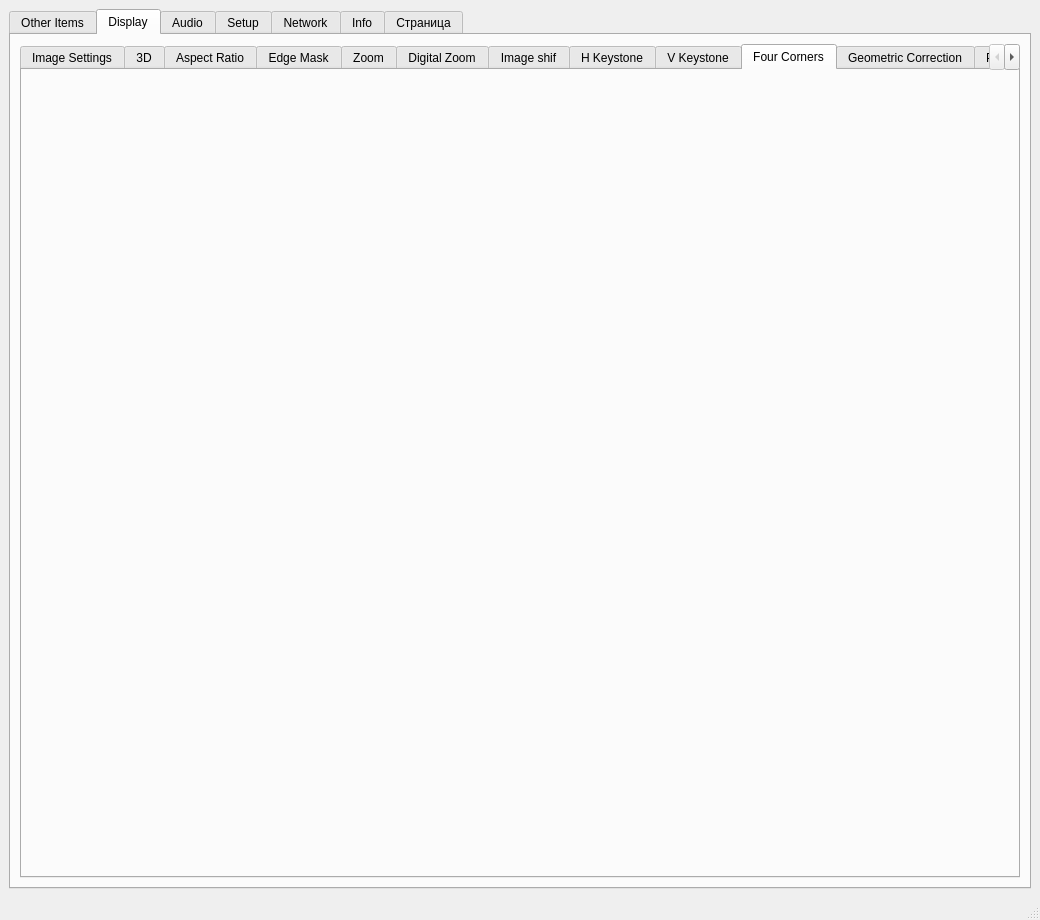
SergS-cod/imul, file mainwindow.ui: the form before one commit.
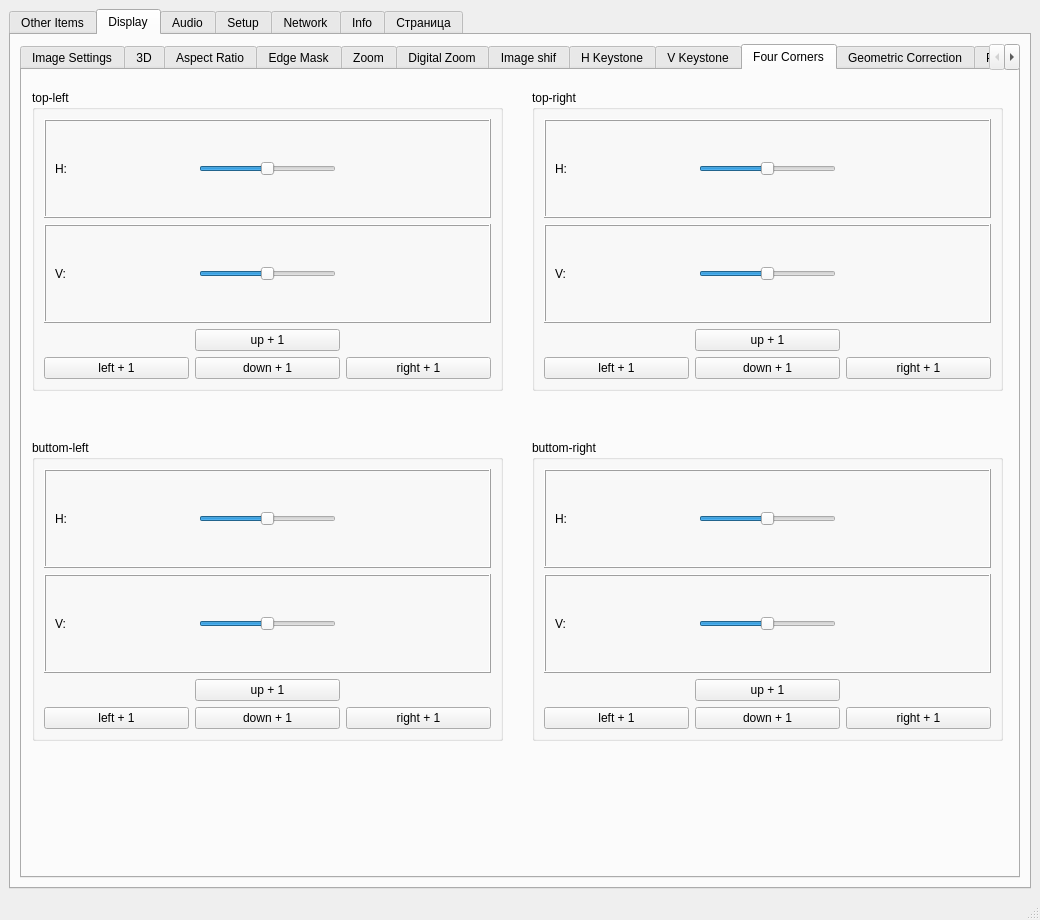
The form after the commit. The open tabs and pages were chosen to show the change.

```diff
--- a/mainwindow.ui
+++ b/mainwindow.ui
@@ -673,6 +673,562 @@
            <attribute name="title">
             <string>Four Corners</string>
            </attribute>
+           <widget class="QGroupBox" name="groupBox">
+            <property name="geometry">
+             <rect>
+              <x>10</x>
+              <y>20</y>
+              <width>471</width>
+              <height>301</height>
+             </rect>
+            </property>
+            <property name="title">
+             <string>top-left</string>
+            </property>
+            <layout class="QGridLayout" name="gridLayout_7">
+             <item row="2" column="1">
+              <widget class="QPushButton" name="pushButton_Four_Corners_top_left_up">
+               <property name="text">
+                <string>up + 1</string>
+               </property>
+              </widget>
+             </item>
+             <item row="3" column="2">
+              <widget class="QPushButton" name="pushButton_Four_Corners_top_left_right">
+               <property name="text">
+                <string>right + 1</string>
+               </property>
+              </widget>
+             </item>
+             <item row="3" column="1">
+              <widget class="QPushButton" name="pushButton_Four_Corners_top_left_down">
+               <property name="text">
+                <string>down + 1</string>
+               </property>
+              </widget>
+             </item>
+             <item row="3" column="0">
+              <widget class="QPushButton" name="pushButton_Four_Corners_top_left_left">
+               <property name="text">
+                <string>left + 1</string>
+               </property>
+              </widget>
+             </item>
+             <item row="1" column="0" colspan="3">
+              <widget class="QFrame" name="frame_Four_Corners_top_left_V">
+               <property name="frameShape">
+                <enum>QFrame::Box</enum>
+               </property>
+               <property name="frameShadow">
+                <enum>QFrame::Raised</enum>
+               </property>
+               <layout class="QHBoxLayout" name="horizontalLayout_65">
+                <item>
+                 <widget class="QLabel" name="label_Four_Corners_top_left_V">
+                  <property name="text">
+                   <string>V:</string>
+                  </property>
+                 </widget>
+                </item>
+                <item>
+                 <widget class="QSlider" name="horizontalSlider_Four_Corners_top_left_V">
+                  <property name="sizePolicy">
+                   <sizepolicy hsizetype="Minimum" vsizetype="Fixed">
+                    <horstretch>0</horstretch>
+                    <verstretch>0</verstretch>
+                   </sizepolicy>
+                  </property>
+                  <property name="minimum">
+                   <number>0</number>
+                  </property>
+                  <property name="maximum">
+                   <number>80</number>
+                  </property>
+                  <property name="value">
+                   <number>40</number>
+                  </property>
+                  <property name="orientation">
+                   <enum>Qt::Horizontal</enum>
+                  </property>
+                 </widget>
+                </item>
+                <item alignment="Qt::AlignHCenter">
+                 <widget class="QLabel" name="label_var_Four_Corners_top_left_V">
+                  <property name="text">
+                   <string/>
+                  </property>
+                 </widget>
+                </item>
+               </layout>
+              </widget>
+             </item>
+             <item row="0" column="0" colspan="3">
+              <widget class="QFrame" name="frame_Four_Corners_top_left_H">
+               <property name="frameShape">
+                <enum>QFrame::Box</enum>
+               </property>
+               <property name="frameShadow">
+                <enum>QFrame::Raised</enum>
+               </property>
+               <layout class="QHBoxLayout" name="horizontalLayout_64">
+                <item>
+                 <widget class="QLabel" name="label_Four_Corners_top_left_H">
+                  <property name="text">
+                   <string>H:</string>
+                  </property>
+                 </widget>
+                </item>
+                <item>
+                 <widget class="QSlider" name="horizontalSlider_Four_Corners_top_left_H">
+                  <property name="sizePolicy">
+                   <sizepolicy hsizetype="Minimum" vsizetype="Fixed">
+                    <horstretch>0</horstretch>
+                    <verstretch>0</verstretch>
+                   </sizepolicy>
+                  </property>
+                  <property name="minimum">
+                   <number>0</number>
+                  </property>
+                  <property name="maximum">
+                   <number>120</number>
+                  </property>
+                  <property name="value">
+                   <number>60</number>
+                  </property>
+                  <property name="orientation">
+                   <enum>Qt::Horizontal</enum>
+                  </property>
+                 </widget>
+                </item>
+                <item alignment="Qt::AlignHCenter">
+                 <widget class="QLabel" name="label_var_Four_Corners_top_left_H">
+                  <property name="text">
+                   <string/>
+                  </property>
+                 </widget>
+                </item>
+               </layout>
+              </widget>
+             </item>
+            </layout>
+           </widget>
+           <widget class="QGroupBox" name="groupBox_2">
+            <property name="geometry">
+             <rect>
+              <x>510</x>
+              <y>20</y>
+              <width>471</width>
+              <height>301</height>
+             </rect>
+            </property>
+            <property name="title">
+             <string>top-right</string>
+            </property>
+            <layout class="QGridLayout" name="gridLayout_8">
+             <item row="2" column="1">
+              <widget class="QPushButton" name="pushButton_Four_Corners_top_right_up">
+               <property name="text">
+                <string>up + 1</string>
+               </property>
+              </widget>
+             </item>
+             <item row="3" column="2">
+              <widget class="QPushButton" name="pushButton_Four_Corners_top_right_right">
+               <property name="text">
+                <string>right + 1</string>
+               </property>
+              </widget>
+             </item>
+             <item row="3" column="1">
+              <widget class="QPushButton" name="pushButton_Four_Corners_top_right_down">
+               <property name="text">
+                <string>down + 1</string>
+               </property>
+              </widget>
+             </item>
+             <item row="3" column="0">
+              <widget class="QPushButton" name="pushButton_Four_Corners_top_right_left">
+               <property name="text">
+                <string>left + 1</string>
+               </property>
+              </widget>
+             </item>
+             <item row="1" column="0" colspan="3">
+              <widget class="QFrame" name="frame_Four_Corners_top_right_V">
+               <property name="frameShape">
+                <enum>QFrame::Box</enum>
+               </property>
+               <property name="frameShadow">
+                <enum>QFrame::Raised</enum>
+               </property>
+               <layout class="QHBoxLayout" name="horizontalLayout_66">
+                <item>
+                 <widget class="QLabel" name="label_Four_Corners_top_right_V">
+                  <property name="text">
+                   <string>V:</string>
+                  </property>
+                 </widget>
+                </item>
+                <item>
+                 <widget class="QSlider" name="horizontalSlider_Four_Corners_top_right_V">
+                  <property name="sizePolicy">
+                   <sizepolicy hsizetype="Minimum" vsizetype="Fixed">
+                    <horstretch>0</horstretch>
+                    <verstretch>0</verstretch>
+                   </sizepolicy>
+                  </property>
+                  <property name="minimum">
+                   <number>0</number>
+                  </property>
+                  <property name="maximum">
+                   <number>80</number>
+                  </property>
+                  <property name="value">
+                   <number>40</number>
+                  </property>
+                  <property name="orientation">
+                   <enum>Qt::Horizontal</enum>
+                  </property>
+                 </widget>
+                </item>
+                <item alignment="Qt::AlignHCenter">
+                 <widget class="QLabel" name="label_var_Four_Corners_top_right_V">
+                  <property name="text">
+                   <string/>
+                  </property>
+                 </widget>
+                </item>
+               </layout>
+              </widget>
+             </item>
+             <item row="0" column="0" colspan="3">
+              <widget class="QFrame" name="frame_Four_Corners_top_right_H">
+               <property name="frameShape">
+                <enum>QFrame::Box</enum>
+               </property>
+               <property name="frameShadow">
+                <enum>QFrame::Raised</enum>
+               </property>
+               <layout class="QHBoxLayout" name="horizontalLayout_67">
+                <item>
+                 <widget class="QLabel" name="label_Four_Corners_top_right_H">
+                  <property name="text">
+                   <string>H:</string>
+                  </property>
+                 </widget>
+                </item>
+                <item>
+                 <widget class="QSlider" name="horizontalSlider_Four_Corners_top_right_H">
+                  <property name="sizePolicy">
+                   <sizepolicy hsizetype="Minimum" vsizetype="Fixed">
+                    <horstretch>0</horstretch>
+                    <verstretch>0</verstretch>
+                   </sizepolicy>
+                  </property>
+                  <property name="minimum">
+                   <number>0</number>
+                  </property>
+                  <property name="maximum">
+                   <number>120</number>
+                  </property>
+                  <property name="value">
+                   <number>60</number>
+                  </property>
+                  <property name="orientation">
+                   <enum>Qt::Horizontal</enum>
+                  </property>
+                 </widget>
+                </item>
+                <item alignment="Qt::AlignHCenter">
+                 <widget class="QLabel" name="label_var_Four_Corners_top_right_H">
+                  <property name="text">
+                   <string/>
+                  </property>
+                 </widget>
+                </item>
+               </layout>
+              </widget>
+             </item>
+            </layout>
+           </widget>
+           <widget class="QGroupBox" name="groupBox_3">
+            <property name="geometry">
+             <rect>
+              <x>10</x>
+              <y>370</y>
+              <width>471</width>
+              <height>301</height>
+             </rect>
+            </property>
+            <property name="title">
+             <string>buttom-left</string>
+            </property>
+            <layout class="QGridLayout" name="gridLayout_9">
+             <item row="2" column="1">
+              <widget class="QPushButton" name="pushButton_Four_Corners_buttom_left_up">
+               <property name="text">
+                <string>up + 1</string>
+               </property>
+              </widget>
+             </item>
+             <item row="3" column="2">
+              <widget class="QPushButton" name="pushButton_Four_Corners_buttom_left_right">
+               <property name="text">
+                <string>right + 1</string>
+               </property>
+              </widget>
+             </item>
+             <item row="3" column="1">
+              <widget class="QPushButton" name="pushButton_Four_Corners_buttom_left_down">
+               <property name="text">
+                <string>down + 1</string>
+               </property>
+              </widget>
+             </item>
+             <item row="3" column="0">
+              <widget class="QPushButton" name="pushButton_Four_Corners_buttom_left_left">
+               <property name="text">
+                <string>left + 1</string>
+               </property>
+              </widget>
+             </item>
+             <item row="1" column="0" colspan="3">
+              <widget class="QFrame" name="frame_Four_Corners_buttom_left_V">
+               <property name="frameShape">
+                <enum>QFrame::Box</enum>
+               </property>
+               <property name="frameShadow">
+                <enum>QFrame::Raised</enum>
+               </property>
+               <layout class="QHBoxLayout" name="horizontalLayout_68">
+                <item>
+                 <widget class="QLabel" name="label_Four_Corners_buttom_left_V">
+                  <property name="text">
+                   <string>V:</string>
+                  </property>
+                 </widget>
+                </item>
+                <item>
+                 <widget class="QSlider" name="horizontalSlider_Four_Corners_buttom_left_V">
+                  <property name="sizePolicy">
+                   <sizepolicy hsizetype="Minimum" vsizetype="Fixed">
+                    <horstretch>0</horstretch>
+                    <verstretch>0</verstretch>
+                   </sizepolicy>
+                  </property>
+                  <property name="minimum">
+                   <number>0</number>
+                  </property>
+                  <property name="maximum">
+                   <number>80</number>
+                  </property>
+                  <property name="value">
+                   <number>40</number>
+                  </property>
+                  <property name="orientation">
+                   <enum>Qt::Horizontal</enum>
+                  </property>
+                 </widget>
+                </item>
+                <item alignment="Qt::AlignHCenter">
+                 <widget class="QLabel" name="label_var_Four_Corners_buttom_left_V">
+                  <property name="text">
+                   <string/>
+                  </property>
+                 </widget>
+                </item>
+               </layout>
+              </widget>
+             </item>
+             <item row="0" column="0" colspan="3">
+              <widget class="QFrame" name="frame_Four_Corners_buttom_left_H">
+               <property name="frameShape">
+                <enum>QFrame::Box</enum>
+               </property>
+               <property name="frameShadow">
+                <enum>QFrame::Raised</enum>
+               </property>
+               <layout class="QHBoxLayout" name="horizontalLayout_69">
+                <item>
+                 <widget class="QLabel" name="label_Four_Corners_buttom_left_H">
+                  <property name="text">
+                   <string>H:</string>
+                  </property>
+                 </widget>
+                </item>
+                <item>
+                 <widget class="QSlider" name="horizontalSlider_Four_Corners_buttom_left_H">
+                  <property name="sizePolicy">
+                   <sizepolicy hsizetype="Minimum" vsizetype="Fixed">
+                    <horstretch>0</horstretch>
+                    <verstretch>0</verstretch>
+                   </sizepolicy>
+                  </property>
+                  <property name="minimum">
+                   <number>0</number>
+                  </property>
+                  <property name="maximum">
+                   <number>120</number>
+                  </property>
+                  <property name="value">
+                   <number>60</number>
+                  </property>
+                  <property name="orientation">
+                   <enum>Qt::Horizontal</enum>
+                  </property>
+                 </widget>
+                </item>
+                <item alignment="Qt::AlignHCenter">
+                 <widget class="QLabel" name="label_var_Four_Corners_buttom_left_H">
+                  <property name="text">
+                   <string/>
+                  </property>
+                 </widget>
+                </item>
+               </layout>
+              </widget>
+             </item>
+            </layout>
+           </widget>
+           <widget class="QGroupBox" name="groupBox_4">
+            <property name="geometry">
+             <rect>
+              <x>510</x>
+              <y>370</y>
+              <width>471</width>
+              <height>301</height>
+             </rect>
+            </property>
+            <property name="title">
+             <string>buttom-right</string>
+            </property>
+            <layout class="QGridLayout" name="gridLayout_10">
+             <item row="2" column="1">
+              <widget class="QPushButton" name="pushButton_Four_Corners_buttom_right_up">
+               <property name="text">
+                <string>up + 1</string>
+               </property>
+              </widget>
+             </item>
+             <item row="3" column="2">
+              <widget class="QPushButton" name="pushButton_Four_Corners_buttom_right_right">
+               <property name="text">
+                <string>right + 1</string>
+               </property>
+              </widget>
+             </item>
+             <item row="3" column="1">
+              <widget class="QPushButton" name="pushButton_Four_Corners_buttom_right_down">
+               <property name="text">
+                <string>down + 1</string>
+               </property>
+              </widget>
+             </item>
+             <item row="3" column="0">
+              <widget class="QPushButton" name="pushButton_Four_Corners_buttom_right_left">
+               <property name="text">
+                <string>left + 1</string>
+               </property>
+              </widget>
+             </item>
+             <item row="1" column="0" colspan="3">
+              <widget class="QFrame" name="frame_Four_Corners_buttom_right_V">
+               <property name="frameShape">
+                <enum>QFrame::Box</enum>
+               </property>
+               <property name="frameShadow">
+                <enum>QFrame::Raised</enum>
+               </property>
+               <layout class="QHBoxLayout" name="horizontalLayout_70">
+                <item>
+                 <widget class="QLabel" name="label_Four_Corners_buttom_right_V">
+                  <property name="text">
+                   <string>V:</string>
+                  </property>
+                 </widget>
+                </item>
+                <item>
+                 <widget class="QSlider" name="horizontalSlider_Four_Corners_buttom_right_V">
+                  <property name="sizePolicy">
+                   <sizepolicy hsizetype="Minimum" vsizetype="Fixed">
+                    <horstretch>0</horstretch>
+                    <verstretch>0</verstretch>
+                   </sizepolicy>
+                  </property>
+                  <property name="minimum">
+                   <number>0</number>
+                  </property>
+                  <property name="maximum">
+                   <number>80</number>
+                  </property>
+                  <property name="value">
+                   <number>40</number>
+                  </property>
+                  <property name="orientation">
+                   <enum>Qt::Horizontal</enum>
+                  </property>
+                 </widget>
+                </item>
+                <item alignment="Qt::AlignHCenter">
+                 <widget class="QLabel" name="label_var_Four_Corners_buttom_right_V">
+                  <property name="text">
+                   <string/>
+                  </property>
+                 </widget>
+                </item>
+               </layout>
+              </widget>
+             </item>
+             <item row="0" column="0" colspan="3">
+              <widget class="QFrame" name="frame_Four_Corners_buttom_right_H">
+               <property name="frameShape">
+                <enum>QFrame::Box</enum>
+               </property>
+               <property name="frameShadow">
+                <enum>QFrame::Raised</enum>
+               </property>
+               <layout class="QHBoxLayout" name="horizontalLayout_71">
+                <item>
+                 <widget class="QLabel" name="label_Four_Corners_buttom_right_H">
+                  <property name="text">
+                   <string>H:</string>
+                  </property>
+                 </widget>
+                </item>
+                <item>
+                 <widget class="QSlider" name="horizontalSlider_Four_Corners_buttom_right_H">
+                  <property name="sizePolicy">
+                   <sizepolicy hsizetype="Minimum" vsizetype="Fixed">
+                    <horstretch>0</horstretch>
+                    <verstretch>0</verstretch>
+                   </sizepolicy>
+                  </property>
+                  <property name="minimum">
+                   <number>0</number>
+                  </property>
+                  <property name="maximum">
+                   <number>120</number>
+                  </property>
+                  <property name="value">
+                   <number>60</number>
+                  </property>
+                  <property name="orientation">
+                   <enum>Qt::Horizontal</enum>
+                  </property>
+                 </widget>
+                </item>
+                <item alignment="Qt::AlignHCenter">
+                 <widget class="QLabel" name="label_var_Four_Corners_buttom_right_H">
+                  <property name="text">
+                   <string/>
+                  </property>
+                 </widget>
+                </item>
+               </layout>
+              </widget>
+             </item>
+            </layout>
+           </widget>
           </widget>
           <widget class="QWidget" name="tab_14">
            <attribute name="title">
```
Left out of the diff: 1175 changed lines with no effect on the pictures.
